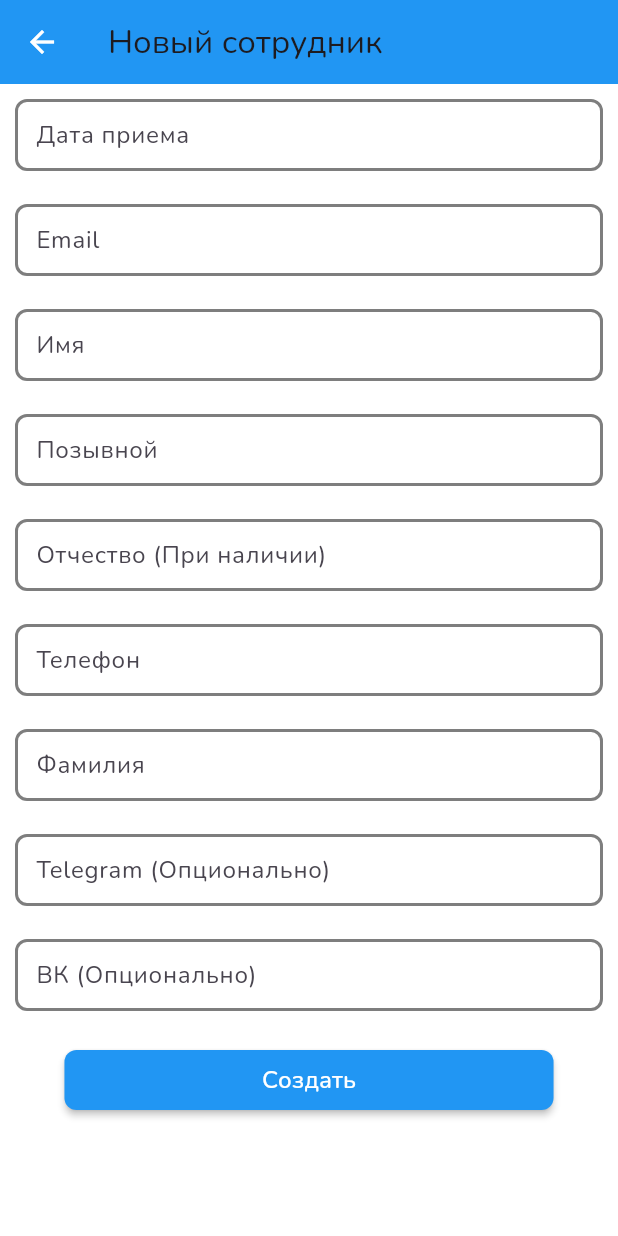
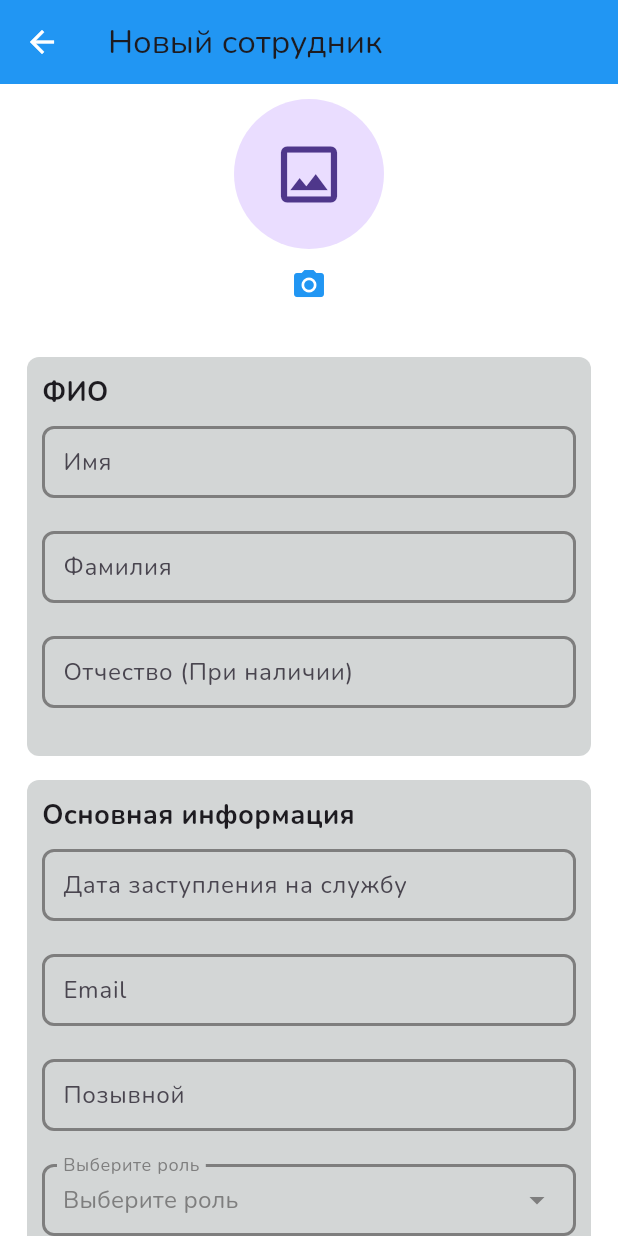
Before and after one commit to nakito-own/Lifeguard-app, a Flutter app: the CreateUserScreen screen opened directly with empty values, on a phone screen of 412 x 824 dp. Run offline on Flutter 3.47's test engine with Material 3 defaults, Android fonts, the light colour scheme and no system bars; our stand-ins replace file_picker, google_fonts, responsive_builder, shared_preferences, table_calendar; accounts and stored records are empty; network calls fail.

Commit message:
Add Image fetching mechanic Design refactor

```diff
--- a/lib/api-services/inventory_service.dart
+++ b/lib/api-services/inventory_service.dart
@@ -14,7 +14,6 @@ class InventoryService {
     if (token == null) {
       throw Exception('Token is null');
     }
-
 
     final response = await http.get(
       Uri.parse(apiUrl),
--- a/lib/screens/create_user_screen.dart
+++ b/lib/screens/create_user_screen.dart
@@ -1,6 +1,9 @@
 import 'package:flutter/material.dart';
+import 'package:intl/intl.dart';
+import 'package:lifeguard/widgets/app-widgets/avatar_picker.dart';
 import 'package:lifeguard/widgets/app-widgets/custom_button.dart';
 import '../widgets/app-widgets/custom_textfield.dart';
+import '../widgets/staff-widgets/role_dropdown_widget.dart';
 
 class CreateUserScreen extends StatefulWidget {
   final VoidCallback toggleTheme;
@@ -13,7 +16,9 @@ class CreateUserScreen extends StatefulWidget {
 
 class _CreateUserScreenState extends State<CreateUserScreen> {
   final TextEditingController _applyController = TextEditingController();
+  final DateFormat _dateFormat = DateFormat('yyyy-MM-dd');
   final TextEditingController _emailController = TextEditingController();
+  final TextEditingController _roleController = TextEditingController();
   final TextEditingController _nameController = TextEditingController();
   final TextEditingController _nickController = TextEditingController();
   final TextEditingController _patronymicController = TextEditingController();
@@ -32,20 +37,37 @@ class _CreateUserScreenState extends State<CreateUserScreen> {
     );
     if (picked != null) {
       setState(() {
-        _applyController.text = "${picked.toLocal()}".split(' ')[0];
+        _applyController.text = _dateFormat.format(picked);
       });
     }
   }
 
   Widget _buildCustomTextField(String label, TextEditingController controller, {bool isDate = false}) {
-    return CustomTextField(
+    return isDate
+        ? GestureDetector(
+      onTap: () => _selectDate(context),
+      child: AbsorbPointer(
+        child: CustomTextField(
           text: '',
           controller: controller,
           labelText: label,
           widthSize: double.infinity,
           heightSize: 70,
-      icon: isDate ? Icons.calendar_today : Icons.text_fields,
-      togglePass: isDate ? () => _selectDate(context) : () {},
+          icon: Icons.calendar_today,
+          togglePass: () {},
+          isObscured: false,
+          lines: 1,
+        ),
+      ),
+    )
+        : CustomTextField(
+      text: '',
+      controller: controller,
+      labelText: label,
+      widthSize: double.infinity,
+      heightSize: 70,
+      icon: Icons.text_fields,
+      togglePass: () {},
       isObscured: false,
       lines: 1,
     );
@@ -80,23 +102,85 @@ class _CreateUserScreenState extends State<CreateUserScreen> {
 
   @override
   Widget build(BuildContext context) {
+    final isDarkTheme = Theme.of(context).brightness == Brightness.dark;
+    final cardColor = isDarkTheme ? Color(0xff2d2a2a) : Color(0xffd3d6d6);
+
     return Scaffold(
       appBar: AppBar(
         title: Text('Новый сотрудник'),
       ),
-      body: Padding(
-        padding: EdgeInsets.all(10.0),
-        child: ListView(
+      body: SingleChildScrollView(
+        padding: EdgeInsets.all(10),
+        child: Align(
+          alignment: Alignment.center,
+          child: ConstrainedBox(
+            constraints: BoxConstraints(maxWidth: 1400),
+            child: Column(
               children: [
-            _buildCustomTextField('Дата приема', _applyController, isDate: true),
+                AvatarPicker(),
+                SizedBox(height: 16),
+                Container(
+                  margin: EdgeInsets.all(8),
+                  decoration: BoxDecoration(
+                    borderRadius: BorderRadius.circular(8),
+                    color: cardColor,
+                  ),
+                  child: Padding(
+                    padding: EdgeInsets.all(10),
+                    child: Column(
+                      crossAxisAlignment: CrossAxisAlignment.start,
+                      children: [
+                        Text('ФИО', style: TextStyle(fontSize: 18, fontWeight: FontWeight.bold)),
+                        SizedBox(height: 10),
+                        _buildCustomTextField('Имя', _nameController),
+                        _buildCustomTextField('Фамилия', _surnameController),
+                        _buildCustomTextField('Отчество (При наличии)', _patronymicController),
+                      ],
+                    ),
+                  ),
+                ),
+                Container(
+                  margin: EdgeInsets.all(8),
+                  decoration: BoxDecoration(
+                    borderRadius: BorderRadius.circular(8),
+                    color: cardColor,
+                  ),
+                  child: Padding(
+                    padding: EdgeInsets.all(10),
+                    child: Column(
+                      crossAxisAlignment: CrossAxisAlignment.start,
+                      children: [
+                        Text('Основная информация', style: TextStyle(fontSize: 18, fontWeight: FontWeight.bold)),
+                        SizedBox(height: 10),
+                        _buildCustomTextField('Дата заступления на службу', _applyController, isDate: true),
                         _buildCustomTextField('Email', _emailController),
-            _buildCustomTextField('Имя', _nameController),
                         _buildCustomTextField('Позывной', _nickController),
-            _buildCustomTextField('Отчество (При наличии)', _patronymicController),
-            _buildCustomTextField('Телефон', _phoneController),
-            _buildCustomTextField('Фамилия', _surnameController),
+                        RoleDropdown(controller: _roleController),
+                      ],
+                    ),
+                  ),
+                ),
+                Container(
+                  margin: EdgeInsets.all(8),
+                  decoration: BoxDecoration(
+                    borderRadius: BorderRadius.circular(8),
+                    color: cardColor,
+                  ),
+                  child: Padding(
+                    padding: EdgeInsets.all(10),
+                    child: Column(
+                      crossAxisAlignment: CrossAxisAlignment.start,
+                      children: [
+                        Text('Контактная информация', style: TextStyle(fontSize: 18, fontWeight: FontWeight.bold)),
+                        SizedBox(height: 10),
+                        _buildCustomTextField('Телефон (обязательно)', _phoneController),
                         _buildCustomTextField('Telegram (Опционально)', _tgController),
                         _buildCustomTextField('ВК (Опционально)', _vkController),
+                      ],
+                    ),
+                  ),
+                ),
+                SizedBox(height: 8),
                 CustomButton(
                   buttonText: 'Создать',
                   onPressed: () => _showBottomSheet(context),
@@ -105,6 +189,8 @@ class _CreateUserScreenState extends State<CreateUserScreen> {
               ],
             ),
           ),
+        ),
+      ),
     );
   }
 }
--- a/lib/screens/staff_screen.dart
+++ b/lib/screens/staff_screen.dart
@@ -61,6 +61,7 @@ class _StaffListScreenState extends State<StaffListScreen> {
                 filteredItems = staff;
                 return Column(
                   children: [
+                    SizedBox(height: 3),
                     CustomSearchBar(
                       items: staff,
                       onSearch: (results) {
@@ -74,7 +75,6 @@ class _StaffListScreenState extends State<StaffListScreen> {
                         });
                       }, isDarkTheme: Theme.of(context).brightness == Brightness.dark,
                     ),
-                    SizedBox(height: 10),
                     Expanded(
                       child: ListView.builder(
                         itemCount: selectedItem != null ? 1 : staff.length,
--- /dev/null
+++ b/lib/widgets/app-widgets/avatar_picker.dart
@@ -0,0 +1,45 @@
+import 'dart:typed_data';
+import 'package:flutter/foundation.dart';
+import 'package:flutter/material.dart';
+import 'package:file_picker/file_picker.dart';
+
+class AvatarPicker extends StatefulWidget {
+  @override
+  _AvatarPickerState createState() => _AvatarPickerState();
+}
+
+class _AvatarPickerState extends State<AvatarPicker> {
+  Uint8List? _avatarImageData;
+
+  Future<void> _pickImage() async {
+    try {
+      FilePickerResult? result = await FilePicker.platform.pickFiles(type: FileType.image);
+      if (result != null && result.files.first.bytes != null) {
+        setState(() {
+          _avatarImageData = result.files.first.bytes;
+        });
+      }
+    } catch (e) {
+      print("Error picking image: $e");
+    }
+  }
+
+  @override
+  Widget build(BuildContext context) {
+    return Column(
+      children: [
+        CircleAvatar(
+          radius: 50,
+          backgroundImage: _avatarImageData != null ? MemoryImage(_avatarImageData!) : null,
+          child: _avatarImageData == null ? Icon(Icons.image_outlined, size: 50) : null,
+        ),
+        IconButton(
+          onPressed: _pickImage,
+          icon: Icon(Icons.camera_alt),
+          tooltip: 'Выбрать файл',
+          color: Colors.blue,
+        ),
+      ],
+    );
+  }
+}
--- a/lib/widgets/app-widgets/search_bar.dart
+++ b/lib/widgets/app-widgets/search_bar.dart
@@ -44,11 +44,11 @@ class _CustomSearchBarState extends State<CustomSearchBar> {
       builder: (context, constraints) {
         return Container(
           width: constraints.maxWidth < 1400 ? constraints.maxWidth : 1400,
-          padding: EdgeInsets.fromLTRB(5, 0, 15, 0),
-          margin: EdgeInsets.all(8),
+          padding: EdgeInsets.all(8),
+          margin: EdgeInsets.all(12),
           height: 45,
           decoration: BoxDecoration(
-            borderRadius: BorderRadius.all(Radius.circular(8)),
+            borderRadius: BorderRadius.all(Radius.circular(30)),
             color: containerColor,
           ),
           child: TextField(
--- a/lib/widgets/profile-widgets/profile_header_widget.dart
+++ b/lib/widgets/profile-widgets/profile_header_widget.dart
@@ -24,7 +24,7 @@ class ProfileHeaderWidget extends StatelessWidget {
           Text (
             SecondName + EmptyText + FirstName + EmptyText + Patronymic,
             style: TextStyle(
-              fontSize: 18,
+              fontSize: 20, fontWeight: FontWeight.bold
             ),
           ),
           SizedBox(
--- /dev/null
+++ b/lib/widgets/staff-widgets/role_dropdown_widget.dart
@@ -0,0 +1,99 @@
+import 'package:flutter/material.dart';
+import '../../api-services/role_service.dart';
+import '../../models/role_model.dart';
+
+class RoleDropdown extends StatefulWidget {
+  final TextEditingController controller;
+
+  RoleDropdown({required this.controller});
+
+  @override
+  _RoleDropdownState createState() => _RoleDropdownState();
+}
+
+class _RoleDropdownState extends State<RoleDropdown> {
+  final RoleService _roleService = RoleService();
+  List<RoleModel> _roles = [];
+  RoleModel? _selectedRole;
+
+  @override
+  void initState() {
+    super.initState();
+    _fetchRoles();
+  }
+
+  Future<void> _fetchRoles() async {
+    try {
+      List<RoleModel> roles = await _roleService.getRoles();
+      setState(() {
+        _roles = roles;
+      });
+    } catch (e) {
+      print('Failed to load roles: $e');
+    }
+  }
+
+  @override
+  Widget build(BuildContext context) {
+    return Center(
+      child: ConstrainedBox(
+        constraints: BoxConstraints(maxWidth: 1400),
+        child: SizedBox(
+          height: 60,
+          child: InputDecorator(
+            decoration: InputDecoration(
+              labelText: 'Выберите роль',
+              labelStyle: TextStyle(
+                fontSize: 16,
+                fontWeight: FontWeight.w400,
+                color: Color(0xff7e7e7e),
+              ),
+              contentPadding: EdgeInsets.symmetric(horizontal: 10),
+              focusedBorder: OutlineInputBorder(
+                borderRadius: BorderRadius.circular(8),
+                borderSide: BorderSide(
+                  color: Color(0xff7e7e7e),
+                  width: 2,
+                ),
+              ),
+              enabledBorder: OutlineInputBorder(
+                borderRadius: BorderRadius.circular(8),
+                borderSide: BorderSide(
+                  color: Color(0xff7e7e7e),
+                  width: 2,
+                ),
+              ),
+            ),
+            child: DropdownButtonHideUnderline(
+              child: DropdownButton<RoleModel>(
+                value: _selectedRole,
+                hint: Text(
+                  'Выберите роль',
+                  style: TextStyle(
+                    fontSize: 16,
+                    fontWeight: FontWeight.w400,
+                    color: Color(0xff7e7e7e),
+                  ),
+                ),
+                isExpanded: true,
+                icon: Icon(Icons.arrow_drop_down, color: Color(0xff7e7e7e)),
+                onChanged: (RoleModel? newValue) {
+                  setState(() {
+                    _selectedRole = newValue;
+                    widget.controller.text = newValue?.rankName ?? '';
+                  });
+                },
+                items: _roles.map<DropdownMenuItem<RoleModel>>((RoleModel role) {
+                  return DropdownMenuItem<RoleModel>(
+                    value: role,
+                    child: Text(role.rankName),
+                  );
+                }).toList(),
+              ),
+            ),
+          ),
+        ),
+      ),
+    );
+  }
+}
--- a/pubspec.yaml
+++ b/pubspec.yaml
@@ -16,6 +16,8 @@ dependencies:
   responsive_builder: ^0.7.1
   google_fonts: ^6.2.1
   table_calendar: ^3.1.2
+  image_picker: ^0.8.4+3
+  file_picker: ^5.2.7
   intl: ^0.19.0
   flutter_localizations:
     sdk: flutter
```
Also changed, not shown: lib/api-services/image_service.dart (added, +43 -0 lines), lib/models/staff_model.dart (+6 -3 lines), lib/screens/pofile_screen.dart (+15 -4 lines), lib/screens/staff_profile_screen.dart (+15 -4 lines), lib/widgets/app-widgets/app_drawer.dart (+15 -4 lines), lib/widgets/profile-widgets/profile_redaction_widget.dart (+0 -13 lines), lib/widgets/staff-widgets/staff_card.dart (+19 -4 lines). Lines whose indentation alone changed are shown as unchanged.
